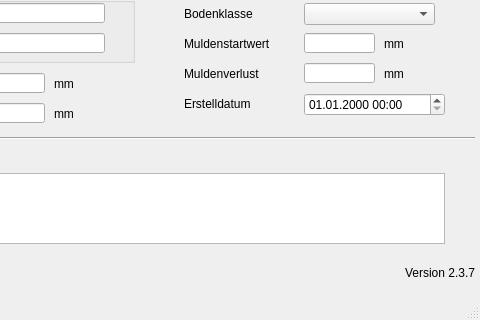
The window that qkan/database/templates/abflussparameter.ui (hoettges/QKan) describes before a commit, drawn with Qt 5; both pictures show x 156 to 636 and y 87 to 407 of the 636 by 407 pixel window.
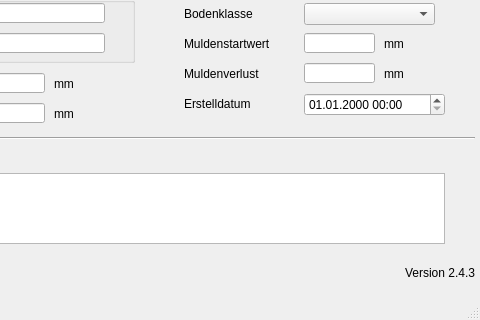
The same window after the commit. Custom widgets are drawn as their Qt base class.

The edit to the form file:
```diff
--- a/qkan/database/templates/abflussparameter.ui
+++ b/qkan/database/templates/abflussparameter.ui
@@ -286,7 +286,7 @@
      <string>Version QKan Import</string>
     </property>
     <property name="text">
-     <string>Version 2.3.7</string>
+     <string>Version 2.4.3</string>
     </property>
     <property name="alignment">
      <set>Qt::AlignRight|Qt::AlignTrailing|Qt::AlignVCenter</set>
```
